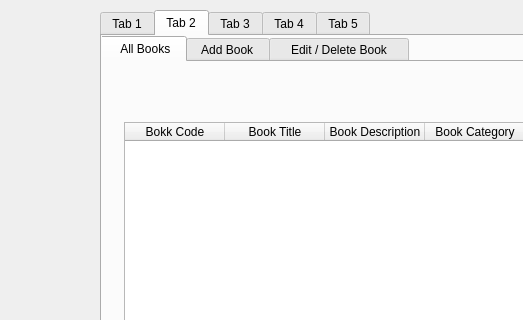
gautamsood15/lib_mgmt_system, file library.ui: the form before one commit; both pictures show x 0 to 523 and y 0 to 320 of the 925 by 553 pixel window.
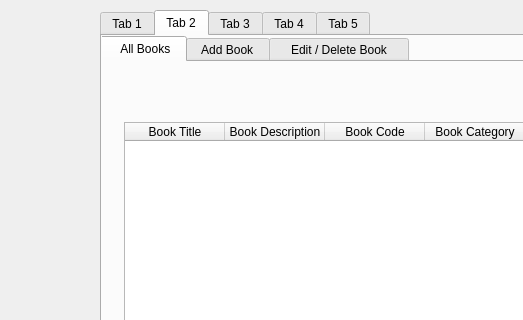
The form after the commit. The open tabs and pages were chosen to show the change. Icons and pictures are not drawn.

Commit message: Adding all book + all client FXN

Diff of the .ui file:
```diff
--- a/library.ui
+++ b/library.ui
@@ -392,11 +392,6 @@
           <height>371</height>
          </rect>
         </property>
-        <column>
-         <property name="text">
-          <string>Bokk Code</string>
-         </property>
-        </column>
         <column>
          <property name="text">
           <string>Book Title</string>
@@ -407,6 +402,11 @@
           <string>Book Description</string>
          </property>
         </column>
+        <column>
+         <property name="text">
+          <string>Book Code</string>
+         </property>
+        </column>
         <column>
          <property name="text">
           <string>Book Category</string>
```
Left out of the diff: 4 changed lines with no effect on the pictures. The commit also changes 1 other file.
